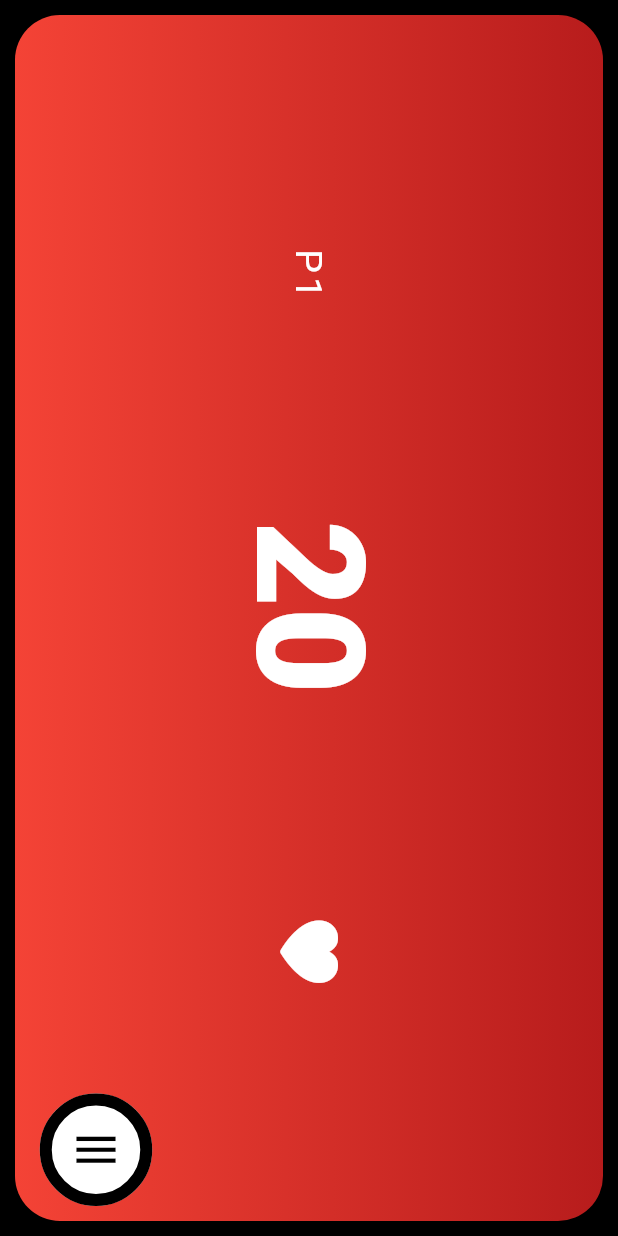
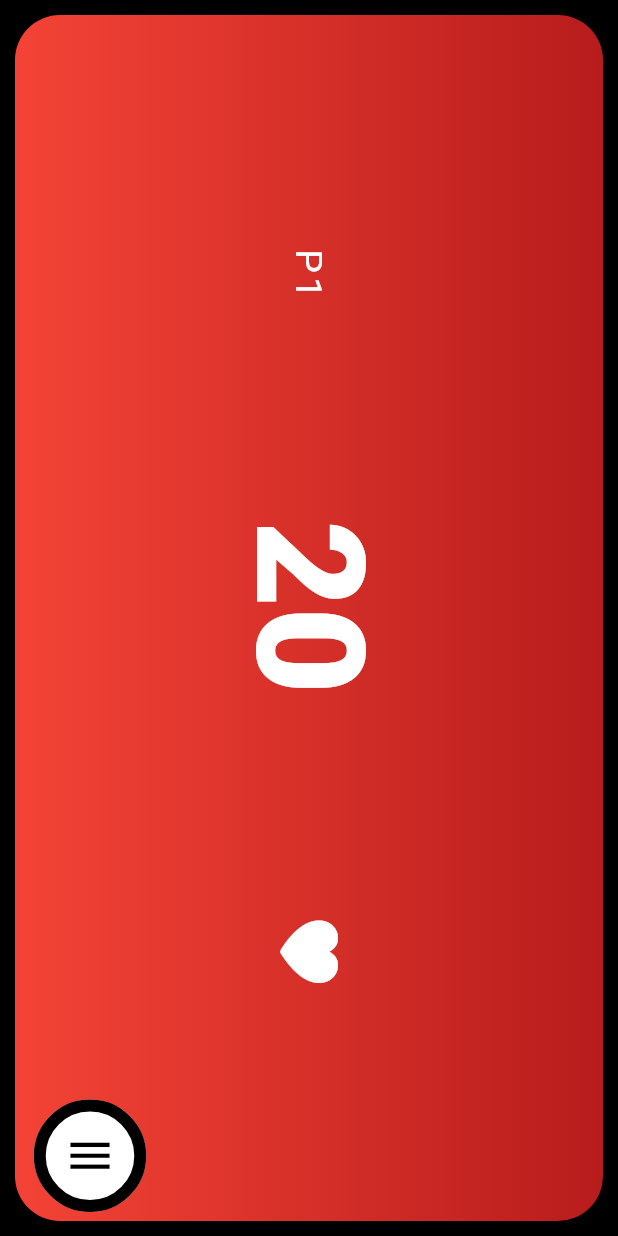
Before and after one commit to silverlightning926/Lifely, a Flutter app: the OnePlayersScreen screen opened by its route, on a phone screen of 412 x 824 dp. Run offline on Flutter 3.47's test engine with Material 2 defaults, Android fonts, the phone set to English and light mode, and no system bars; our stand-ins replace community_material_icon, font_awesome_flutter; missing offline and left inert: status_alert.

Commit message:
Fixed One Player Layout Hotfix

```diff
--- a/lib/screens/one_player_screen.dart
+++ b/lib/screens/one_player_screen.dart
@@ -1,6 +1,8 @@
 import 'package:flutter/cupertino.dart';
 import 'package:flutter/material.dart';
 import 'package:lifely/screens/settings_screen.dart';
+
+import '../components/life_counter.dart';
 
 class OnePlayersScreen extends StatefulWidget {
   const OnePlayersScreen({Key? key}) : super(key: key);
@@ -16,97 +18,8 @@ class _OnePlayersScreenState extends State<OnePlayersScreen> {
   Widget build(BuildContext context) {
     return SafeArea(
       child: Scaffold(
-        body: Padding(
-          padding: const EdgeInsets.all(10.0),
-          child: Stack(
-            fit: StackFit.expand,
-            children: [
-              RotatedBox(
-                quarterTurns: 1,
-                child: Container(
-                  decoration: BoxDecoration(
-                    gradient: LinearGradient(
-                      begin: Alignment.topCenter,
-                      end: Alignment.bottomCenter,
-                      colors: [
-                        Colors.red.shade900,
-                        Colors.red.shade500,
-                      ],
-                    ),
-                    borderRadius: BorderRadius.circular(30),
-                  ),
-                  child: Stack(
-                    children: [
-                      Padding(
-                        padding: const EdgeInsets.all(8.0),
-                        child: Center(
-                          child: Row(
-                            mainAxisAlignment: MainAxisAlignment.spaceEvenly,
-                            crossAxisAlignment: CrossAxisAlignment.center,
-                            children: [
-                              const Text(
-                                "P${1}",
-                                textAlign: TextAlign.center,
-                                style: TextStyle(
-                                  fontWeight: FontWeight.w400,
-                                  fontSize: 25,
-                                  letterSpacing: 3,
-                                ),
-                              ),
-                              Text(
-                                "${currentLife}",
-                                textAlign: TextAlign.center,
-                                style: const TextStyle(
-                                  fontWeight: FontWeight.w900,
-                                  fontSize: 100,
-                                ),
-                              ),
-                              const Icon(
-                                CupertinoIcons.heart_solid,
-                                size: 50,
-                              ),
-                            ],
-                          ),
-                        ),
-                      ),
-                      Row(
-                        crossAxisAlignment: CrossAxisAlignment.stretch,
-                        children: [
-                          Expanded(
-                            child: ClipRRect(
-                              borderRadius: BorderRadius.circular(30),
-                              child: MaterialButton(
-                                onPressed: () {
-                                  setState(
-                                    () {currentLife--;},
-                                  );
-                                },
-                              ),
-                            ),
-                          ),
-                          Expanded(
-                            child: ClipRRect(
-                              borderRadius: BorderRadius.circular(30),
-                              child: MaterialButton(
-                                onPressed: () {
-                                  setState(
-                                    () {currentLife++;},
-                                  );
-                                },
-                              ),
-                            ),
-                          ),
-                        ],
-                      ),
-                    ],
-                  ),
-                ),
-              ),
-              Padding(
-                padding: const EdgeInsets.only(bottom: 10.0, left: 10.0),
-                child: Align(
-                  alignment: Alignment.bottomLeft,
-                  child: MaterialButton(
+        floatingActionButtonLocation: FloatingActionButtonLocation.startFloat,
+        floatingActionButton: MaterialButton(
           height: 75,
           elevation: 0,
           focusElevation: 0,
@@ -131,10 +44,8 @@ class _OnePlayersScreenState extends State<OnePlayersScreen> {
                 opaque: false,
                 barrierDismissible: false,
                 transitionDuration: const Duration(milliseconds: 150),
-                          reverseTransitionDuration:
-                              const Duration(milliseconds: 150),
-                          pageBuilder:
-                              (context, animation, secondaryAnimation) =>
+                reverseTransitionDuration: const Duration(milliseconds: 150),
+                pageBuilder: (context, animation, secondaryAnimation) =>
                     const SettingsScreen(
                   resetRoute: '/one',
                 ),
@@ -159,9 +70,20 @@ class _OnePlayersScreenState extends State<OnePlayersScreen> {
             );
           },
         ),
+        body: Padding(
+          padding: const EdgeInsets.all(10.0),
+          child: LifeCounter(
+            startingLife: 20,
+            playerNum: 1,
+            gradient: LinearGradient(
+              begin: Alignment.topCenter,
+              end: Alignment.bottomCenter,
+              colors: [
+                Colors.red.shade900,
+                Colors.red.shade500,
+              ],
             ),
-              ),
-            ],
+            quarterRotations: 1,
           ),
         ),
       ),
```
Lines whose indentation alone changed are shown as unchanged.
